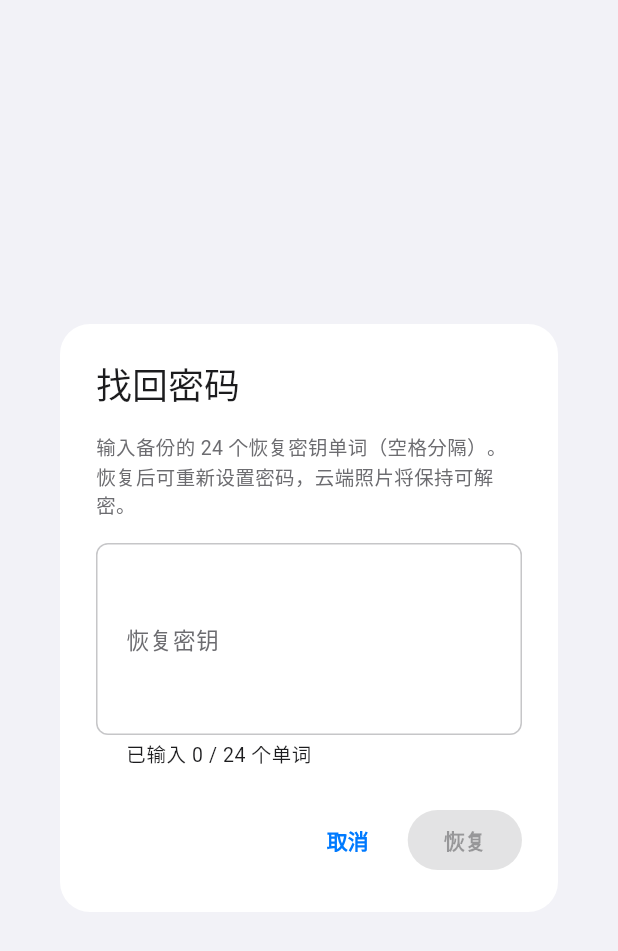
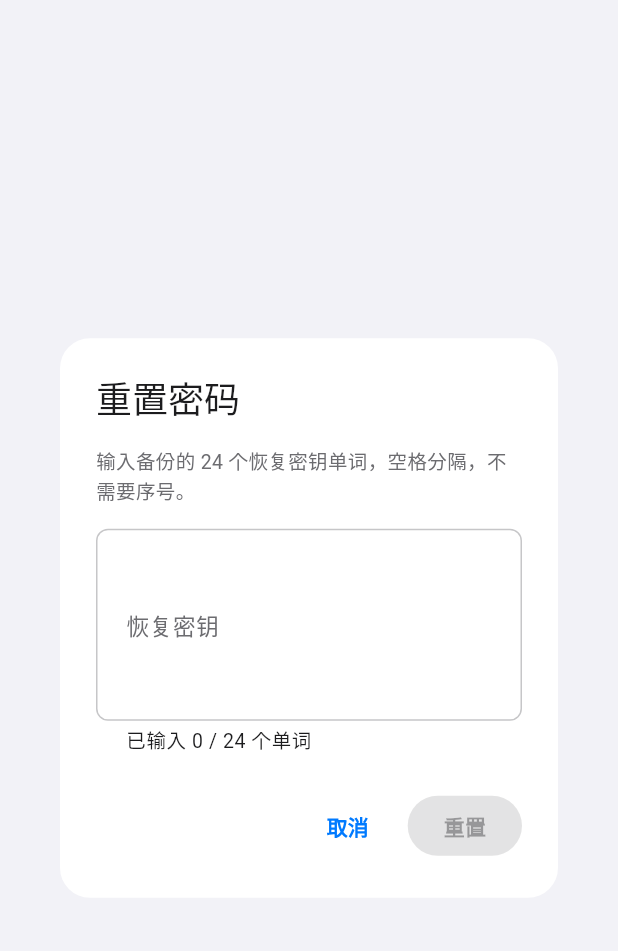
Before and after one commit to kungf/enpix, a Flutter app: the _RecoveryInputDialog widget shown alone on an empty page, opened directly, on a phone screen of 412 x 824 dp. Shown: the top 951 px of the screen. Run offline on Flutter 3.47's test engine with Material 3 defaults, Android fonts, the phone set to English and light mode, and no system bars; our stand-ins replace device_info_plus, dio, fl_chart, flutter_riverpod, flutter_secure_storage, package_info_plus and 1 more; missing offline and left inert: bip39, cryptography, photo_manager; accounts and stored records are empty.

Commit message:
fix: rename 找回密码 to 重置密码, remove word numbering, update hints
- Rename '找回密码' to '重置密码' in settings and recovery dialog
- Change button text from '恢复' to '重置'
- Remove numbered prefixes from recovery key display to avoid confusion
  when entering words during recovery (no numbers needed)
- Update recovery input hint to use real word examples and clarify
  that numbers are not required

Co-Authored-By: Claude <noreply@anthropic.com>

```diff
--- a/lib/presentation/screens/settings/dialogs/recovery_input_dialog.dart
+++ b/lib/presentation/screens/settings/dialogs/recovery_input_dialog.dart
@@ -32,13 +32,13 @@ class _RecoveryInputDialogState extends State<_RecoveryInputDialog> {
   @override
   Widget build(BuildContext context) {
     return AlertDialog(
-      title: const Text('找回密码'),
+      title: const Text('重置密码'),
       content: Column(
         mainAxisSize: MainAxisSize.min,
         crossAxisAlignment: CrossAxisAlignment.start,
         children: [
           Text(
-            '输入备份的 24 个恢复密钥单词（空格分隔）。恢复后可重新设置密码，云端照片将保持可解密。',
+            '输入备份的 24 个恢复密钥单词，空格分隔，不需要序号。',
             style: TextStyle(
               fontSize: 13,
               color: context.colors.labelSecondary,
@@ -52,7 +52,7 @@ class _RecoveryInputDialogState extends State<_RecoveryInputDialog> {
             enableSuggestions: false,
             decoration: InputDecoration(
               labelText: '恢复密钥',
-              hintText: 'word1 word2 ... word24',
+              hintText: 'abandon ability able ... zoo',
               border: const OutlineInputBorder(),
               helperText: '已输入 $_wordCount / 24 个单词',
             ),
@@ -69,7 +69,7 @@ class _RecoveryInputDialogState extends State<_RecoveryInputDialog> {
           onPressed: _wordCount == 24
               ? () => Navigator.pop(context, _ctrl.text)
               : null,
-          child: const Text('恢复'),
+          child: const Text('重置'),
         ),
       ],
     );
--- a/lib/presentation/screens/settings/dialogs/recovery_key_dialog.dart
+++ b/lib/presentation/screens/settings/dialogs/recovery_key_dialog.dart
@@ -57,7 +57,7 @@ class _RecoveryKeyDialogState extends State<_RecoveryKeyDialog> {
                       borderRadius: BorderRadius.circular(4),
                     ),
                     child: Text(
-                      '${i + 1}. ${widget.words[i]}',
+                      widget.words[i],
                       style: const TextStyle(
                         fontSize: 13,
                         fontFamily: 'monospace',
--- a/lib/presentation/screens/settings/widgets/security_section.dart
+++ b/lib/presentation/screens/settings/widgets/security_section.dart
@@ -83,11 +83,11 @@ class _SecuritySectionState extends ConsumerState<SecuritySection> {
           EnpixListTile(
             icon: Icons.key_rounded,
             iconColor: context.colors.brandOrange,
-            title: '找回密码',
-            subtitle: '忘记密码？用恢复密钥恢复数据并重设密码',
+            title: '重置密码',
+            subtitle: '用恢复密钥重设密码',
             trailing: TextButton(
               onPressed: _recoverWithKey,
-              child: const Text('恢复', style: TextStyle(fontSize: 15)),
+              child: const Text('重置', style: TextStyle(fontSize: 15)),
             ),
           ),
         if (_hasPassphrase && !isActive)
```
Also changed, not shown: 1 other file.
